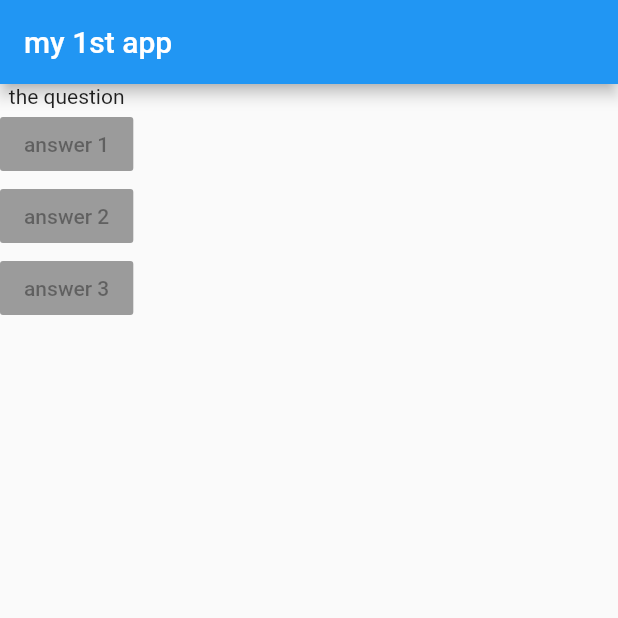
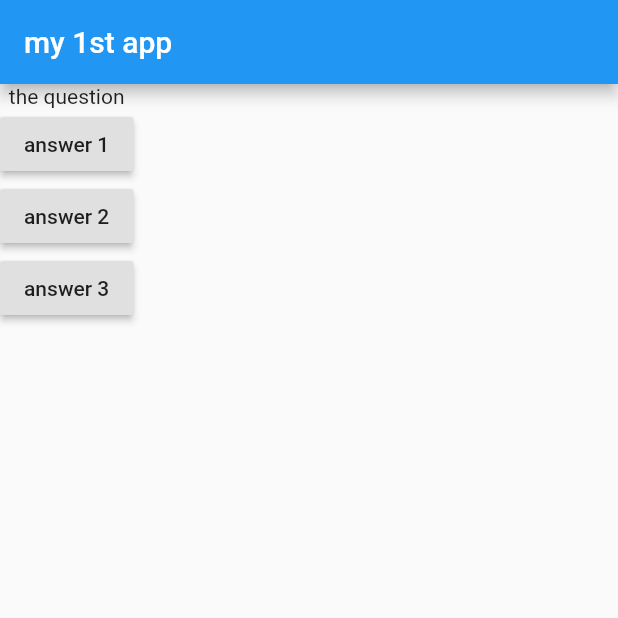
Before and after one commit to rajkaranswain/course, a Flutter app: the screen it shows after launch, on a phone screen of 412 x 824 dp, the top half of it. Run offline on Flutter 3.47's test engine with Material 2 defaults, Android fonts, the phone set to English and light mode, and no system bars.

Commit message:
making the button work by  the user defined func

```diff
--- a/firstapp/lib/main.dart
+++ b/firstapp/lib/main.dart
@@ -9,23 +9,26 @@ void main() => runApp(MyApp());
 
 class MyApp extends StatelessWidget {
   //MyApp is the core class
+  void answerquestion()
+  {
+    print('Answer chosen');
+  }
   @override
   Widget build(BuildContext context) {
-    var question = ['whats your favraite colour',
-    'what is your fav animal'];
+    var question = ['whats your favraite colour', 'what is your fav animal'];
     return MaterialApp(
       home: Scaffold(
-        appBar: AppBar(
-          title: Text('my 1st app'),
-        ),
-        body:Column(children:[
-          Text('the question'),
-          RaisedButton(child:Text('answer 1'),onPressed:null),
-          RaisedButton(child:Text('answer 2'),onPressed:null),
-          RaisedButton(child:Text('answer 3'),onPressed:null),
-        ],)
-
-      ),
+          appBar: AppBar(
+            title: Text('my 1st app'),
+          ),
+          body: Column(
+            children: [
+              Text('the question'),
+              RaisedButton(child: Text('answer 1'), onPressed: answerquestion),
+              RaisedButton(child: Text('answer 2'), onPressed: answerquestion),
+              RaisedButton(child: Text('answer 3'), onPressed: answerquestion),
+            ],
+          )),
     );
   }
 }
```
